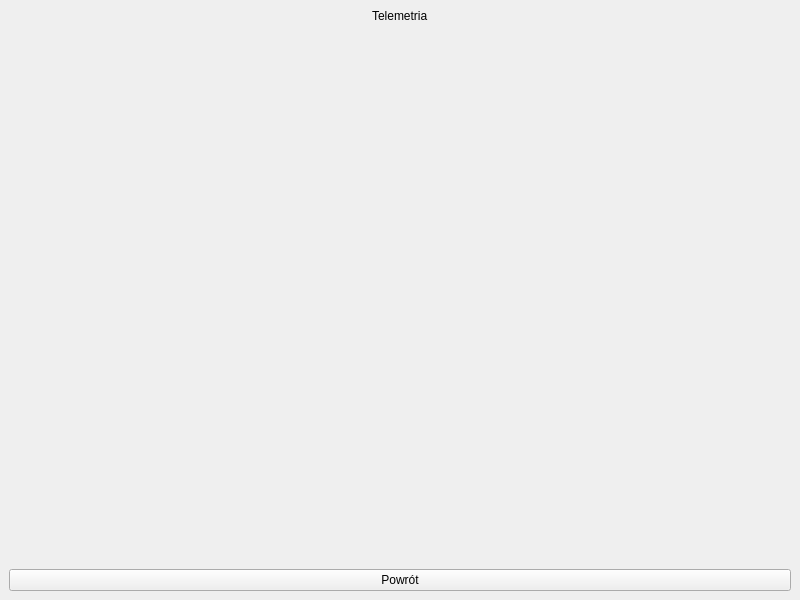
The window that telemetrywindow.ui (superjulek/Robot_controller) describes before a commit, drawn with Qt 5.
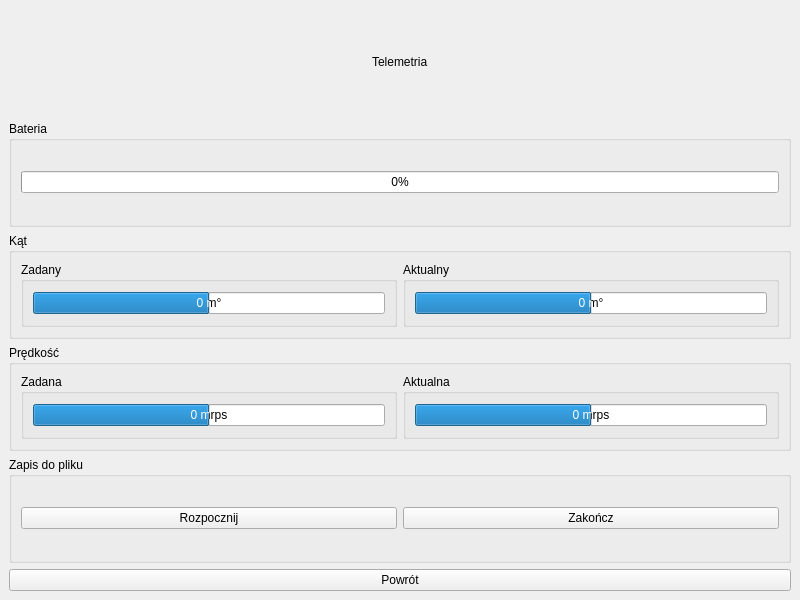
The same window after the commit.

The edit to the form file:
```diff
--- a/telemetrywindow.ui
+++ b/telemetrywindow.ui
@@ -25,17 +25,176 @@
        </widget>
       </item>
       <item>
-       <spacer name="verticalSpacer">
-        <property name="orientation">
-         <enum>Qt::Vertical</enum>
+       <widget class="QGroupBox" name="groupBox">
+        <property name="title">
+         <string>Bateria</string>
         </property>
-        <property name="sizeHint" stdset="0">
-         <size>
-          <width>20</width>
-          <height>40</height>
-         </size>
+        <layout class="QGridLayout" name="gridLayout_2">
+         <item row="0" column="0">
+          <widget class="QProgressBar" name="progressBarBattery">
+           <property name="value">
+            <number>0</number>
+           </property>
+          </widget>
+         </item>
+        </layout>
+       </widget>
+      </item>
+      <item>
+       <widget class="QGroupBox" name="groupBox_2">
+        <property name="title">
+         <string>Kąt</string>
         </property>
-       </spacer>
+        <layout class="QGridLayout" name="gridLayout_3">
+         <item row="0" column="2">
+          <widget class="QGroupBox" name="groupBox_4">
+           <property name="title">
+            <string>Zadany</string>
+           </property>
+           <layout class="QGridLayout" name="gridLayout_4">
+            <item row="0" column="0">
+             <widget class="QProgressBar" name="progressBarTargetAngle">
+              <property name="minimum">
+               <number>-10000</number>
+              </property>
+              <property name="maximum">
+               <number>10000</number>
+              </property>
+              <property name="value">
+               <number>0</number>
+              </property>
+              <property name="format">
+               <string>%v m°</string>
+              </property>
+             </widget>
+            </item>
+           </layout>
+          </widget>
+         </item>
+         <item row="0" column="3">
+          <widget class="QGroupBox" name="groupBox_5">
+           <property name="title">
+            <string>Aktualny</string>
+           </property>
+           <layout class="QGridLayout" name="gridLayout_5">
+            <item row="0" column="0">
+             <widget class="QProgressBar" name="progressBarAngle">
+              <property name="minimum">
+               <number>-10000</number>
+              </property>
+              <property name="maximum">
+               <number>10000</number>
+              </property>
+              <property name="value">
+               <number>0</number>
+              </property>
+              <property name="format">
+               <string>%v m°</string>
+              </property>
+             </widget>
+            </item>
+           </layout>
+          </widget>
+         </item>
+        </layout>
+       </widget>
+      </item>
+      <item>
+       <widget class="QGroupBox" name="groupBox_3">
+        <property name="title">
+         <string>Prędkość</string>
+        </property>
+        <layout class="QGridLayout" name="gridLayout_6">
+         <item row="0" column="0">
+          <widget class="QGroupBox" name="groupBox_6">
+           <property name="title">
+            <string>Zadana</string>
+           </property>
+           <layout class="QGridLayout" name="gridLayout_7">
+            <item row="0" column="0">
+             <widget class="QProgressBar" name="progressBarTargetSpeed">
+              <property name="minimum">
+               <number>-400000</number>
+              </property>
+              <property name="maximum">
+               <number>400000</number>
+              </property>
+              <property name="value">
+               <number>0</number>
+              </property>
+              <property name="format">
+               <string>%v mrps</string>
+              </property>
+             </widget>
+            </item>
+           </layout>
+          </widget>
+         </item>
+         <item row="0" column="1">
+          <widget class="QGroupBox" name="groupBox_7">
+           <property name="title">
+            <string>Aktualna</string>
+           </property>
+           <layout class="QGridLayout" name="gridLayout_8">
+            <item row="0" column="0">
+             <widget class="QProgressBar" name="progressBarSpeed">
+              <property name="minimum">
+               <number>-400000</number>
+              </property>
+              <property name="maximum">
+               <number>400000</number>
+              </property>
+              <property name="value">
+               <number>0</number>
+              </property>
+              <property name="format">
+               <string>%v mrps</string>
+              </property>
+             </widget>
+            </item>
+           </layout>
+          </widget>
+         </item>
+        </layout>
+       </widget>
+      </item>
+      <item>
+       <widget class="QGroupBox" name="groupBox_8">
+        <property name="title">
+         <string>Zapis do pliku</string>
+        </property>
+        <layout class="QGridLayout" name="gridLayout_9">
+         <item row="0" column="0">
+          <widget class="QPushButton" name="pushButtonStartDump">
+           <property name="text">
+            <string>Rozpocznij</string>
+           </property>
+          </widget>
+         </item>
+         <item row="0" column="1">
+          <widget class="QPushButton" name="pushButtonStopDump">
+           <property name="text">
+            <string>Zakończ</string>
+           </property>
+           <property name="checkable">
+            <bool>false</bool>
+           </property>
+           <property name="autoExclusive">
+            <bool>false</bool>
+           </property>
+           <property name="autoDefault">
+            <bool>false</bool>
+           </property>
+           <property name="default">
+            <bool>false</bool>
+           </property>
+           <property name="flat">
+            <bool>false</bool>
+           </property>
+          </widget>
+         </item>
+        </layout>
+       </widget>
       </item>
       <item>
        <widget class="QPushButton" name="pushButtonReturn">
```
